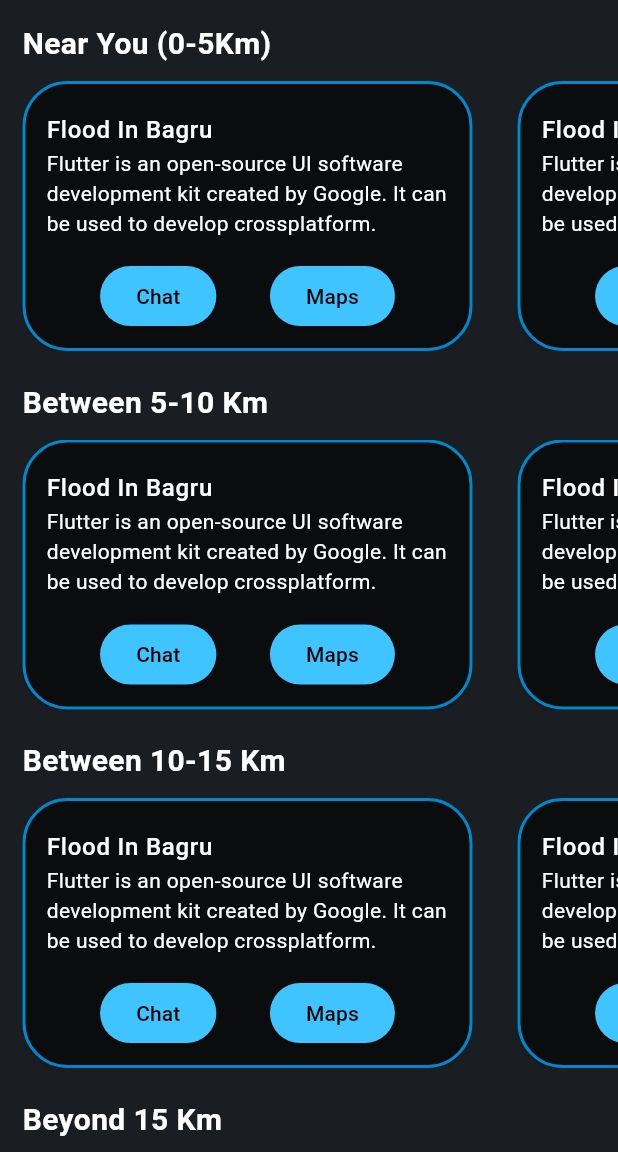
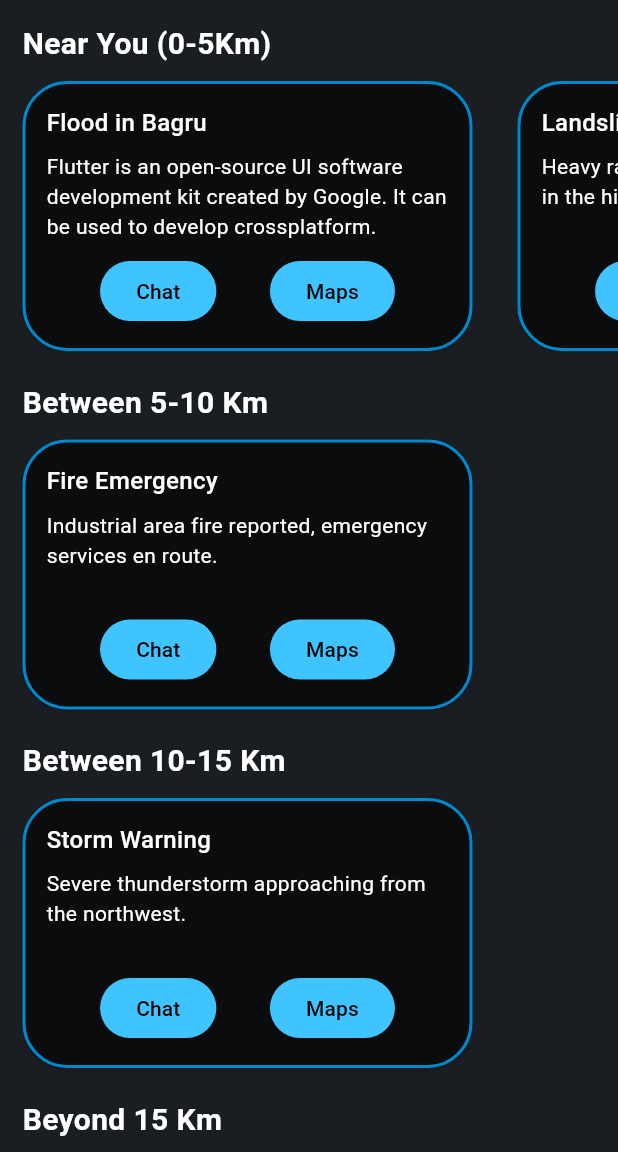
Before and after one commit to BIGBEASTISHANK/RescueRelay, a Flutter app: the screen it shows after launch, on a phone screen of 412 x 824 dp, the part 84-1236 px from its top. Run offline on Flutter 3.47's test engine with Material 3 defaults, Android fonts, the light colour scheme and no system bars.

Commit message:
Made card data driven an changed improper ui format

```diff
--- a/lib/components/VolunteerPanel/VolunteerHome.dart
+++ b/lib/components/VolunteerPanel/VolunteerHome.dart
@@ -1,4 +1,5 @@
 import 'package:flutter/material.dart';
+import 'package:rescuerelay/data/data.dart';
 
 // Home Page
 class VolunteerHome extends StatelessWidget {
@@ -11,29 +12,27 @@ class VolunteerHome extends StatelessWidget {
         children: [
           // Near you 0-5
           VolunteerHomeLayout(
-            distanceTitle: "Near You (0-5Km)",
+            currentDisasterDistance: disasterDistance.zeroToFive,
           ),
           SizedBox(height: 5, width: double.infinity), // Spacer
 
           // Between 5-10
           VolunteerHomeLayout(
-            distanceTitle: "Between 5-10 Km",
+            currentDisasterDistance: disasterDistance.fiveToTen,
           ),
           SizedBox(height: 5, width: double.infinity), // Spacer
 
           // Between 10-15
           VolunteerHomeLayout(
-            distanceTitle: "Between 10-15 Km",
+            currentDisasterDistance: disasterDistance.tenToFifteen,
           ),
           SizedBox(height: 5, width: double.infinity), //Spacer
 
           // Beyond 15km
           VolunteerHomeLayout(
-            distanceTitle: "Beyond 15 Km",
+            currentDisasterDistance: disasterDistance.beyondFifteen,
           ),
-
-          // Spacer
-          SizedBox(height: 20, width: double.infinity),
+          SizedBox(height: 20, width: double.infinity), // Spacer
         ],
       ),
     );
@@ -42,20 +41,54 @@ class VolunteerHome extends StatelessWidget {
 
 // layout
 class VolunteerHomeLayout extends StatelessWidget {
-  final String distanceTitle;
+  final disasterDistance currentDisasterDistance;
 
   const VolunteerHomeLayout({
     super.key,
-    required this.distanceTitle,
+    required this.currentDisasterDistance,
   });
+
+  Map<String, Map<String, String>> getDataForDistance() {
+    switch (currentDisasterDistance) {
+      case disasterDistance.zeroToFive:
+        return DisasterData.zeroToFiveData;
+      case disasterDistance.fiveToTen:
+        return DisasterData.fiveToTenData;
+      case disasterDistance.tenToFifteen:
+        return DisasterData.tenToFifteenData;
+      case disasterDistance.beyondFifteen:
+        return DisasterData.beyondFifteenData;
+    }
+  }
 
   @override
   Widget build(BuildContext context) {
+    // Variable
+    String ?distanceTitle;
+    final data = getDataForDistance();
+
+    switch (currentDisasterDistance) {
+      case disasterDistance.zeroToFive:
+        distanceTitle = "Near You (0-5Km)";
+        break;
+      case disasterDistance.fiveToTen:
+        distanceTitle = "Between 5-10 Km";
+        break;
+      case disasterDistance.tenToFifteen:
+        distanceTitle = "Between 10-15 Km";
+        break;
+      case disasterDistance.beyondFifteen:
+        distanceTitle = "Beyond 15 Km";
+        break;
+    }
+
+    // Return widget
     return Column(
       crossAxisAlignment: CrossAxisAlignment.start,
       children: [
         // Distance title
-        Padding(
+        Container(
+          alignment: Alignment.centerLeft,
           padding: const EdgeInsets.only(left: 15, top: 15, bottom: 10),
           child: Text(
             distanceTitle,
@@ -68,21 +101,15 @@ class VolunteerHomeLayout extends StatelessWidget {
         ),
 
         // Disaster card
-        const SingleChildScrollView(
+        SingleChildScrollView(
           scrollDirection: Axis.horizontal,
           child: Row(
-            children: [
-              VHLCard(
-                disasterTitle: "Flood In Bagru",
-                disasterDescription:
-                    "Flutter is an open-source UI software development kit created by Google. It can be used to develop crossplatform.",
-              ),
-              VHLCard(
-                disasterTitle: "Flood In Bagru",
-                disasterDescription:
-                    "Flutter is an open-source UI software development kit created by Google. It can be used to develop crossplatform.",
-              ),
-            ],
+            children: data.entries.map((data) {
+              return VHLCard(
+                disasterTitle: data.value['title'] ?? '',
+                disasterDescription: data.value['description'] ?? '',
+              );
+            }).toList(),
           ),
         )
       ],
@@ -114,71 +141,62 @@ class VHLCard extends StatelessWidget {
         height: 180,
         width: 300,
         child: Padding(
-          padding: const EdgeInsets.all(6),
-          child: Padding(
-            padding: const EdgeInsets.only(left: 10, right: 10),
+          padding: const EdgeInsets.all(16),
           child: Column(
-              mainAxisSize: MainAxisSize.min,
+            mainAxisAlignment: MainAxisAlignment.spaceBetween,
             children: [
-                // Spacer
-                const Spacer(),
-
               // Title & description
-                ListTile(
-                  contentPadding: EdgeInsetsDirectional.zero,
-                  title: Text(
+              Column(
+                crossAxisAlignment: CrossAxisAlignment.start,
+                children: [
+                  Text(
                     disasterTitle,
                     style: const TextStyle(
                       color: Colors.white,
                       fontWeight: FontWeight.w500,
+                      fontSize: 16,
                     ),
                   ),
-                  subtitle: Text(
+                  const SizedBox(height: 8),
+                  Text(
                     disasterDescription,
-                    style: const TextStyle(color: Colors.white),
+                    style: const TextStyle(
+                      color: Colors.white,
+                      fontSize: 14,
                     ),
                   ),
+                ],
+              ),
 
-                // Spacer
-                const Spacer(),
-
-                // Buttons
+              // Buttons row at bottom
               Row(
                 children: [
-                    const Spacer(), // Spacer
-
-                    // Chats
+                  const Spacer(),
                   ElevatedButton(
                     onPressed: () {},
                     style: ElevatedButton.styleFrom(
-                          backgroundColor: Colors.lightBlueAccent),
+                      backgroundColor: Colors.lightBlueAccent,
+                    ),
                     child: const Text(
                       "Chat",
                       style: TextStyle(color: Colors.black),
                     ),
                   ),
-
-                    const Spacer(), // Spacer
-
-                    // Maps
+                  const Spacer(),
                   ElevatedButton(
                     onPressed: () {},
                     style: ElevatedButton.styleFrom(
-                          backgroundColor: Colors.lightBlueAccent),
+                      backgroundColor: Colors.lightBlueAccent,
+                    ),
                     child: const Text(
                       "Maps",
                       style: TextStyle(color: Colors.black),
                     ),
                   ),
-
-                    const Spacer(), // Spacer
-                  ],
-                ),
-
-                // Spacer
                   const Spacer(),
                 ],
               ),
+            ],
           ),
         ),
       ),
--- a/lib/data/data.dart
+++ b/lib/data/data.dart
@@ -5,3 +5,50 @@ enum accountTypes {
 }
 
 accountTypes currentAccountType = accountTypes.volunteer;
+
+// Distance
+enum disasterDistance {
+  zeroToFive,
+  fiveToTen,
+  tenToFifteen,
+  beyondFifteen
+}
+
+// CardData
+class DisasterData {
+  // Zero to five data
+  static final Map<String, Map<String, String>> zeroToFiveData = {
+    "0": {
+      "title": "Flood in Bagru",
+      "description": "Flutter is an open-source UI software development kit created by Google. It can be used to develop crossplatform.",
+    },
+    "1": {
+      "title": "Landslide Alert",
+      "description": "Heavy rainfall has caused landslide risks in the hillside area.",
+    },
+  };
+
+  // Five to ten data
+  static final Map<String, Map<String, String>> fiveToTenData = {
+    "0": {
+      "title": "Fire Emergency",
+      "description": "Industrial area fire reported, emergency services en route.",
+    },
+  };
+
+  // Ten to fifteen data
+  static final Map<String, Map<String, String>> tenToFifteenData = {
+    "0": {
+      "title": "Storm Warning",
+      "description": "Severe thunderstorm approaching from the northwest.",
+    },
+  };
+
+  // Beyond fifteen data
+  static final Map<String, Map<String, String>> beyondFifteenData = {
+    "0": {
+      "title": "Earthquake Impact",
+      "description": "Moderate earthquake effects reported in outer regions.",
+    },
+  };
+}
--- a/lib/main.dart
+++ b/lib/main.dart
@@ -11,10 +11,7 @@
   @override
   Widget build(BuildContext context) {
 
-  // Variables
-  accountTypes accountType = accountTypes.volunteer;
-
-    // Main part
+    // Material Apps
     return MaterialApp(
         home: Scaffold(
       // Appbar
@@ -25,18 +22,20 @@
         backgroundColor: const Color(0XFF0088CC),
 
         // Menu button
-        leading: Builder(builder: (context) {
-          return IconButton(
-              onPressed: () {
-                Scaffold.of(context).openDrawer();
-              },
-              icon: const Icon(Icons.menu));
-        }),
+        leading: Builder(
+          builder: (context) {
+            return IconButton(
+                onPressed: () {
+                  Scaffold.of(context).openDrawer();
+                },
+                icon: const Icon(Icons.menu));
+          },
+        ),
 
         // Other Action Button
         actions: [
           IconButton(
-            onPressed: (){},
+            onPressed: () {},
             icon: const Icon(Icons.search),
           )
         ],
@@ -49,7 +48,9 @@
       backgroundColor: const Color(0XFF1A1E23),
 
       // Main body
-      body: accountType == accountTypes.hosts ? const Placeholder() : const VolunteerHome(),
+      body: currentAccountType == accountTypes.hosts
+          ? const Placeholder()
+          : const VolunteerHome(),
     ));
   }
 }
```
Also changed, not shown: lib/components/Common/Sidebar.dart (+7 -5 lines), 1 other file. Lines whose indentation alone changed are shown as unchanged.
